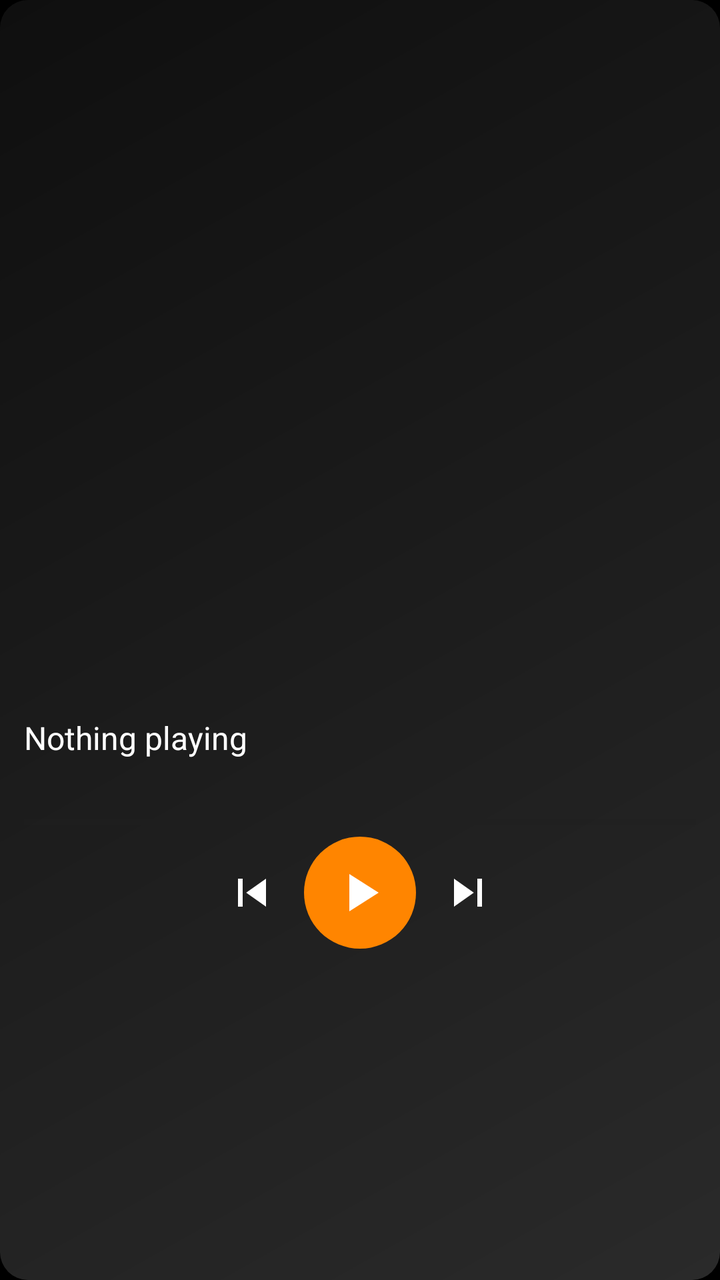
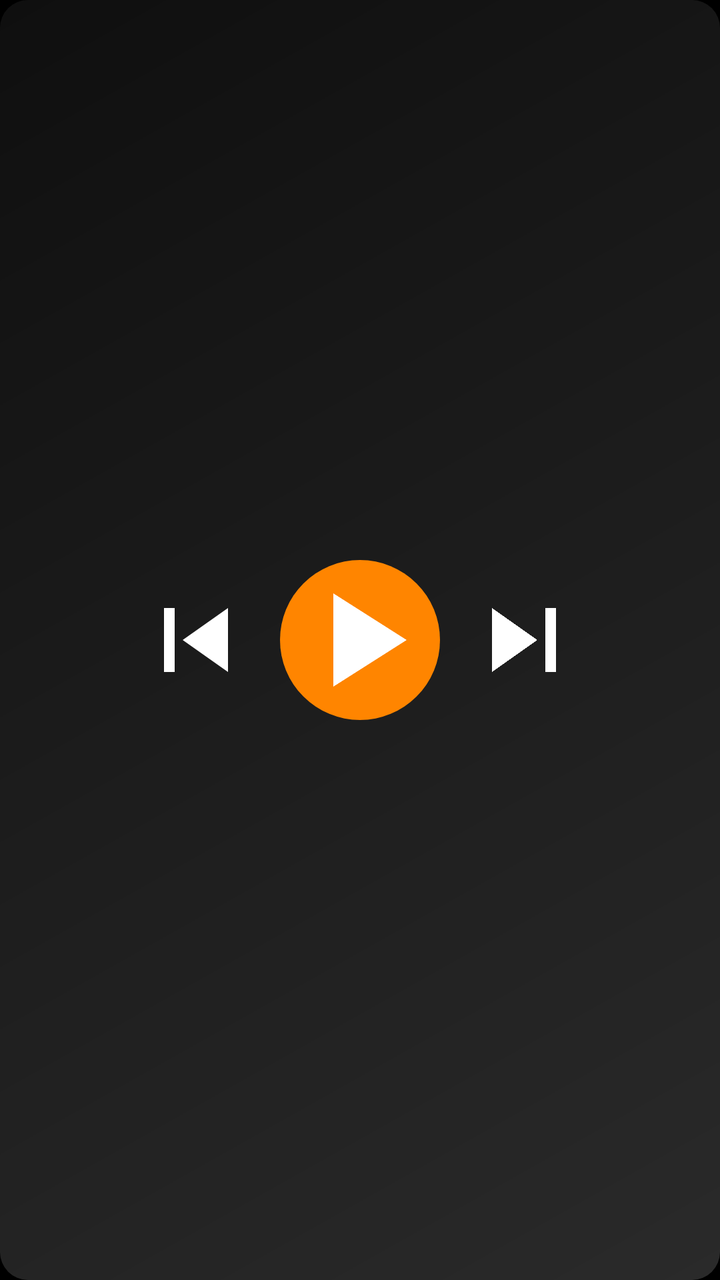

Before-and-after screenshots of an Android layout around one commit, followed by the original layout XML and the change that was made.
<!-- AndroidManifest.xml: application theme Theme.RetroLauncher -->
<!-- res/layout/fragment_media.xml -->
<?xml version="1.0" encoding="utf-8"?>
<androidx.constraintlayout.widget.ConstraintLayout
    xmlns:android="http://schemas.android.com/apk/res/android"
    xmlns:app="http://schemas.android.com/apk/res-auto"
    android:id="@+id/media_root"
    android:layout_width="match_parent"
    android:layout_height="match_parent"
    android:background="@drawable/bg_album"
    android:padding="@dimen/tile_padding">

    <ImageView
        android:id="@+id/art"
        android:layout_width="0dp"
        android:layout_height="0dp"
        android:scaleType="centerCrop"
        android:contentDescription="@null"
        app:layout_constraintTop_toTopOf="parent"
        app:layout_constraintStart_toStartOf="parent"
        app:layout_constraintEnd_toEndOf="parent"
        app:layout_constraintDimensionRatio="W,1:1" />

    <TextView
        android:id="@+id/title"
        android:layout_width="0dp"
        android:layout_height="wrap_content"
        android:layout_marginTop="10dp"
        android:singleLine="true"
        android:ellipsize="marquee"
        android:marqueeRepeatLimit="marquee_forever"
        android:scrollHorizontally="true"
        android:focusable="true"
        android:focusableInTouchMode="true"
        android:text="@string/media_no_app"
        android:textColor="@color/text_primary"
        android:textSize="@dimen/track_title"
        android:fontFamily="sans-serif-medium"
        app:layout_constraintTop_toBottomOf="@id/art"
        app:layout_constraintStart_toStartOf="parent"
        app:layout_constraintEnd_toEndOf="parent" />

    <TextView
        android:id="@+id/artist"
        android:layout_width="0dp"
        android:layout_height="wrap_content"
        android:layout_marginTop="2dp"
        android:singleLine="true"
        android:ellipsize="marquee"
        android:marqueeRepeatLimit="marquee_forever"
        android:scrollHorizontally="true"
        android:focusable="true"
        android:focusableInTouchMode="true"
        android:textColor="@color/text_secondary"
        android:textSize="13sp"
        app:layout_constraintTop_toBottomOf="@id/title"
        app:layout_constraintStart_toStartOf="parent"
        app:layout_constraintEnd_toEndOf="parent" />

    <ProgressBar
        android:id="@+id/progress"
        style="?android:attr/progressBarStyleHorizontal"
        android:layout_width="0dp"
        android:layout_height="3dp"
        android:layout_marginTop="10dp"
        android:max="100"
        android:progress="0"
        android:progressTint="@color/accent"
        android:progressBackgroundTint="@color/track"
        app:layout_constraintTop_toBottomOf="@id/artist"
        app:layout_constraintStart_toStartOf="parent"
        app:layout_constraintEnd_toEndOf="parent" />

    <LinearLayout
        android:id="@+id/transport"
        android:layout_width="wrap_content"
        android:layout_height="wrap_content"
        android:layout_marginTop="6dp"
        android:orientation="horizontal"
        android:gravity="center"
        app:layout_constraintTop_toBottomOf="@id/progress"
        app:layout_constraintStart_toStartOf="parent"
        app:layout_constraintEnd_toEndOf="parent">

        <ImageButton
            android:id="@+id/prev"
            android:layout_width="40dp"
            android:layout_height="40dp"
            android:background="?attr/selectableItemBackgroundBorderless"
            android:src="@drawable/ic_skip_prev"
            android:contentDescription="@string/media_prev_cd" />

        <ImageButton
            android:id="@+id/play_pause"
            android:layout_width="56dp"
            android:layout_height="56dp"
            android:layout_marginStart="6dp"
            android:layout_marginEnd="6dp"
            android:background="@drawable/bg_button_round"
            android:src="@drawable/ic_play"
            android:contentDescription="@string/media_play_cd" />

        <ImageButton
            android:id="@+id/next"
            android:layout_width="40dp"
            android:layout_height="40dp"
            android:background="?attr/selectableItemBackgroundBorderless"
            android:src="@drawable/ic_skip_next"
            android:contentDescription="@string/media_next_cd" />
    </LinearLayout>
</androidx.constraintlayout.widget.ConstraintLayout>
<!-- resources referenced by this layout -->
<resources>
  <color name="accent">#FF8500</color>
  <color name="text_primary">#FFFFFF</color>
  <color name="text_secondary">#B3B3B3</color>
  <color name="track">#1F1F1F</color>
  <dimen name="tile_padding">12dp</dimen>
  <dimen name="track_title">16sp</dimen>
  <!-- drawable bg_album (drawable) -->
  <?xml version="1.0" encoding="utf-8"?>
  <shape xmlns:android="http://schemas.android.com/apk/res/android"
      android:shape="rectangle">
      <gradient
          android:angle="135"
          android:startColor="#2A2A2A"
          android:endColor="#0F0F0F" />
      <corners android:radius="@dimen/tile_corner" />
  </shape>
  <!-- drawable bg_button_round (drawable) -->
  <?xml version="1.0" encoding="utf-8"?>
  <ripple xmlns:android="http://schemas.android.com/apk/res/android"
      android:color="#33FFFFFF">
      <item>
          <shape android:shape="oval">
              <solid android:color="@color/accent" />
          </shape>
      </item>
  </ripple>
  <!-- drawable ic_play (drawable) -->
  <vector xmlns:android="http://schemas.android.com/apk/res/android"
      android:width="32dp" android:height="32dp"
      android:viewportWidth="24" android:viewportHeight="24"
      android:tint="@color/text_primary">
      <path android:fillColor="@android:color/white" android:pathData="M8,5v14l11,-7z"/>
  </vector>
  <!-- drawable ic_skip_next (drawable) -->
  <vector xmlns:android="http://schemas.android.com/apk/res/android"
      android:width="28dp" android:height="28dp"
      android:viewportWidth="24" android:viewportHeight="24"
      android:tint="@color/text_primary">
      <path android:fillColor="@android:color/white" android:pathData="M6,18l8.5,-6L6,6v12zM16,6v12h2V6h-2z"/>
  </vector>
  <!-- drawable ic_skip_prev (drawable) -->
  <vector xmlns:android="http://schemas.android.com/apk/res/android"
      android:width="28dp" android:height="28dp"
      android:viewportWidth="24" android:viewportHeight="24"
      android:tint="@color/text_primary">
      <path android:fillColor="@android:color/white" android:pathData="M6,6h2v12H6V6zM9.5,12L18,18V6l-8.5,6z"/>
  </vector>
  <string name="media_next_cd">Next</string>
  <string name="media_no_app">Nothing playing</string>
  <string name="media_play_cd">Play / Pause</string>
  <string name="media_prev_cd">Previous</string>
  <style name="Theme.RetroLauncher" parent="Theme.Material3.DayNight.NoActionBar">
          <item name="colorPrimary">@color/accent</item>
          <item name="colorOnPrimary">@color/text_primary</item>
          <item name="colorSurface">@color/card</item>
          <item name="colorOnSurface">@color/text_primary</item>
          <item name="android:colorBackground">@color/bg</item>
          <item name="android:windowBackground">@color/bg</item>
          <item name="android:textColorPrimary">@color/text_primary</item>
          <item name="android:textColorSecondary">@color/text_secondary</item>
          <item name="android:statusBarColor" tools:targetApi="21">@color/bg</item>
          <item name="android:navigationBarColor" tools:targetApi="21">@color/bg</item>
          <item name="android:windowLightStatusBar" tools:targetApi="23">false</item>
          <item name="android:windowDrawsSystemBarBackgrounds" tools:targetApi="21">true</item>
          <item name="fontFamily">sans-serif</item>
      </style>
  <dimen name="tile_corner">14dp</dimen>
  <color name="card">#1F1F1F</color>
  <color name="bg">#000000</color>
</resources>

<!-- the commit's change to res/layout/fragment_media.xml (unified diff, before → after) -->
@@ -8,102 +8,66 @@
     android:background="@drawable/bg_album"
     android:padding="@dimen/tile_padding">
 
-    <ImageView
-        android:id="@+id/art"
-        android:layout_width="0dp"
-        android:layout_height="0dp"
-        android:scaleType="centerCrop"
-        android:contentDescription="@null"
-        app:layout_constraintTop_toTopOf="parent"
-        app:layout_constraintStart_toStartOf="parent"
-        app:layout_constraintEnd_toEndOf="parent"
-        app:layout_constraintDimensionRatio="W,1:1" />
-
+    
     <TextView
         android:id="@+id/title"
         android:layout_width="0dp"
         android:layout_height="wrap_content"
-        android:layout_marginTop="10dp"
+        android:layout_marginTop="6dp"
         android:singleLine="true"
         android:ellipsize="marquee"
         android:marqueeRepeatLimit="marquee_forever"
         android:scrollHorizontally="true"
         android:focusable="true"
         android:focusableInTouchMode="true"
-        android:text="@string/media_no_app"
+        android:gravity="center_horizontal"
         android:textColor="@color/text_primary"
         android:textSize="@dimen/track_title"
         android:fontFamily="sans-serif-medium"
-        app:layout_constraintTop_toBottomOf="@id/art"
+        app:layout_constraintTop_toTopOf="parent"
         app:layout_constraintStart_toStartOf="parent"
         app:layout_constraintEnd_toEndOf="parent" />
 
-    <TextView
-        android:id="@+id/artist"
-        android:layout_width="0dp"
-        android:layout_height="wrap_content"
-        android:layout_marginTop="2dp"
-        android:singleLine="true"
-        android:ellipsize="marquee"
-        android:marqueeRepeatLimit="marquee_forever"
-        android:scrollHorizontally="true"
-        android:focusable="true"
-        android:focusableInTouchMode="true"
-        android:textColor="@color/text_secondary"
-        android:textSize="13sp"
-        app:layout_constraintTop_toBottomOf="@id/title"
-        app:layout_constraintStart_toStartOf="parent"
-        app:layout_constraintEnd_toEndOf="parent" />
-
-    <ProgressBar
-        android:id="@+id/progress"
-        style="?android:attr/progressBarStyleHorizontal"
-        android:layout_width="0dp"
-        android:layout_height="3dp"
-        android:layout_marginTop="10dp"
-        android:max="100"
-        android:progress="0"
-        android:progressTint="@color/accent"
-        android:progressBackgroundTint="@color/track"
-        app:layout_constraintTop_toBottomOf="@id/artist"
-        app:layout_constraintStart_toStartOf="parent"
-        app:layout_constraintEnd_toEndOf="parent" />
-
+    
     <LinearLayout
         android:id="@+id/transport"
         android:layout_width="wrap_content"
         android:layout_height="wrap_content"
-        android:layout_marginTop="6dp"
         android:orientation="horizontal"
         android:gravity="center"
-        app:layout_constraintTop_toBottomOf="@id/progress"
+        app:layout_constraintTop_toTopOf="parent"
+        app:layout_constraintBottom_toBottomOf="parent"
         app:layout_constraintStart_toStartOf="parent"
-        app:layout_constraintEnd_toEndOf="parent">
+        app:layout_constraintEnd_toEndOf="parent"
+        app:layout_constraintVertical_bias="0.5">
 
         <ImageButton
             android:id="@+id/prev"
-            android:layout_width="40dp"
-            android:layout_height="40dp"
+            android:layout_width="64dp"
+            android:layout_height="64dp"
             android:background="?attr/selectableItemBackgroundBorderless"
             android:src="@drawable/ic_skip_prev"
+            android:scaleType="fitCenter"
             android:contentDescription="@string/media_prev_cd" />
 
         <ImageButton
             android:id="@+id/play_pause"
-            android:layout_width="56dp"
-            android:layout_height="56dp"
-            android:layout_marginStart="6dp"
-            android:layout_marginEnd="6dp"
+            android:layout_width="80dp"
+            android:layout_height="80dp"
+            android:layout_marginStart="10dp"
+            android:layout_marginEnd="10dp"
             android:background="@drawable/bg_button_round"
             android:src="@drawable/ic_play"
+            android:scaleType="fitCenter"
             android:contentDescription="@string/media_play_cd" />
 
         <ImageButton
             android:id="@+id/next"
-            android:layout_width="40dp"
-            android:layout_height="40dp"
+            android:layout_width="64dp"
+            android:layout_height="64dp"
             android:background="?attr/selectableItemBackgroundBorderless"
             android:src="@drawable/ic_skip_next"
+            android:scaleType="fitCenter"
             android:contentDescription="@string/media_next_cd" />
     </LinearLayout>
 </androidx.constraintlayout.widget.ConstraintLayout>
<!-- resource entries referenced after the edit -->
@@ -3,7 +3,6 @@
   <color name="accent">#FF8500</color>
   <color name="text_primary">#FFFFFF</color>
   <color name="text_secondary">#B3B3B3</color>
-  <color name="track">#1F1F1F</color>
   <dimen name="tile_padding">12dp</dimen>
   <dimen name="track_title">16sp</dimen>
   <!-- drawable bg_album (drawable) -->
@@ -48,10 +47,11 @@
       <path android:fillColor="@android:color/white" android:pathData="M6,6h2v12H6V6zM9.5,12L18,18V6l-8.5,6z"/>
   </vector>
   <string name="media_next_cd">Next</string>
-  <string name="media_no_app">Nothing playing</string>
   <string name="media_play_cd">Play / Pause</string>
   <string name="media_prev_cd">Previous</string>
   <style name="Theme.RetroLauncher" parent="Theme.Material3.DayNight.NoActionBar">
+          
+          <item name="viewInflaterClass">com.oskar.retrolauncher.SafeMaterialComponentsViewInflater</item>
           <item name="colorPrimary">@color/accent</item>
           <item name="colorOnPrimary">@color/text_primary</item>
           <item name="colorSurface">@color/card</item>
